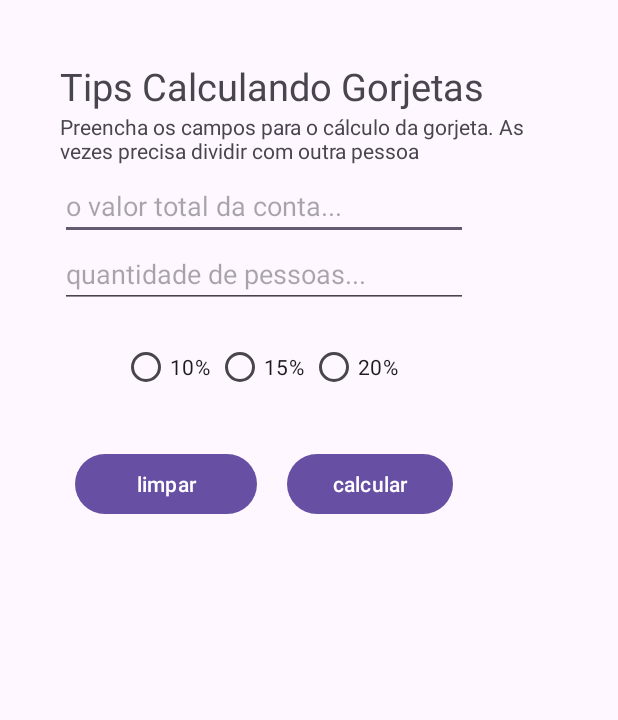
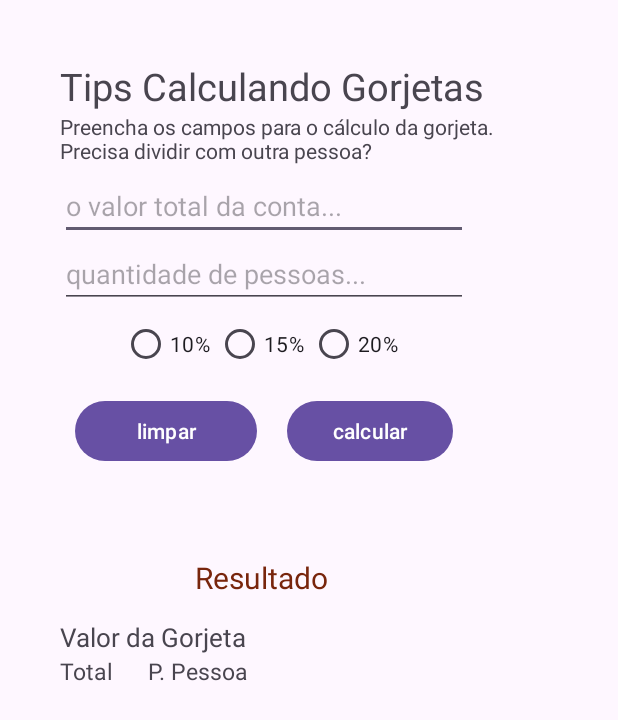
Before and after one commit to maumauriciog/appGorjeta, an Android app: the layout activity_main.xml on its own in the app's theme, with its tools: preview values and no code run, on a phone screen of 412 x 824 dp. Shown: the top 720 px of the screen. Run offline under Robolectric (Android 15) with nearby library versions, the phone set to English and light mode, and no system bars.

Commit message:
codigo calculo porcentagem v2.0

```diff
--- a/app/src/main/java/com/example/appgorjeta/MainActivity.kt
+++ b/app/src/main/java/com/example/appgorjeta/MainActivity.kt
@@ -14,35 +14,47 @@ class MainActivity : AppCompatActivity() {
         setContentView(oct.root)
 
         var pcr = 0
-        oct.rbDez.setOnCheckedChangeListener { _, isCheckedA ->
-            if (isCheckedA) {
+        oct.rbDez.setOnCheckedChangeListener { _, isChecked ->
+            if (isChecked) {
                 pcr = 10
             }
         }
-        oct.rbQuinze.setOnCheckedChangeListener { _, isCheckedB ->
-            if (isCheckedB) {
+        oct.rbQuinze.setOnCheckedChangeListener { _, isChecked ->
+            if (isChecked) {
                 pcr = 15
             }
         }
-        oct.rdVinte.setOnCheckedChangeListener { _, isCheckedC ->
-            if (isCheckedC) {
+        oct.rbVinte.setOnCheckedChangeListener { _, isChecked ->
+            if (isChecked) {
                 pcr = 20
             }
         }
         //click on the button btnDone
         oct.btnDone.setOnClickListener {
-            if (oct.edtValor.text.toString().isNotEmpty() && oct.edtPeople.text.toString().isNotEmpty()){
+            if (oct.edtValor.text.toString().isNotEmpty() && oct.edtPeople.text.toString()
+                    .isNotEmpty()
+            ) {
                 val tValor: Float = oct.edtValor.text.toString().toFloat()
                 val tPessoa: Int = oct.edtPeople.text.toString().toInt()
                 val gorjeta: Float = (tValor * pcr) / 100
                 val tPay: Float = gorjeta + tValor
 
+
+
+
                 println("Minha conta deu: $tValor")
+                println("Total Pessoa: $tPessoa")
                 println("Gorjeta: $gorjeta")
                 println("Total Pagar: $tPay")
-            } else{
+            } else {
                 Toast.makeText(this, "necessário preencher os campos", Toast.LENGTH_LONG).show()
             }
         }
+
+        //click on the btnClean
+        oct.btnClean.setOnClickListener {
+            oct.edtValor.setText("")
+            oct.rbDez.isChecked = false
+        }
     }
 }
--- a/app/src/main/res/layout/activity_main.xml
+++ b/app/src/main/res/layout/activity_main.xml
@@ -14,6 +14,13 @@
         android:orientation="vertical"
         app:layout_constraintGuide_percent="0.44" />
 
+    <androidx.constraintlayout.widget.Guideline
+        android:id="@+id/gdlTextoResult"
+        android:layout_width="wrap_content"
+        android:layout_height="wrap_content"
+        android:orientation="vertical"
+        app:layout_constraintGuide_percent="0.24"/>
+
     <TextView
         android:id="@+id/txtTitle"
         android:layout_width="wrap_content"
@@ -28,9 +35,9 @@
 
     <TextView
         android:id="@+id/txtWrite"
-        android:layout_width="340dp"
+        android:layout_width="300dp"
         android:layout_height="wrap_content"
-        android:text="Preencha os campos para o cálculo da gorjeta. As vezes precisa dividir com outra pessoa"
+        android:text="Preencha os campos para o cálculo da gorjeta. Precisa dividir com outra pessoa?"
         app:layout_constraintStart_toStartOf="@+id/txtTitle"
         app:layout_constraintTop_toBottomOf="@+id/txtTitle"
         tools:ignore="HardcodedText" />
@@ -61,12 +68,12 @@
         tools:ignore="Autofill,HardcodedText" />
 
     <RadioGroup
-        android:id="@+id/rgPercent"
+        android:id="@+id/rbPrc"
         android:layout_width="wrap_content"
         android:layout_height="wrap_content"
         android:orientation="horizontal"
         android:layout_marginStart="81sp"
-        android:layout_marginTop="15dp"
+
         app:layout_constraintStart_toStartOf="parent"
         app:layout_constraintTop_toBottomOf="@+id/edtPeople">
 
@@ -83,7 +90,7 @@
             android:text="15% "
             tools:ignore="HardcodedText" />
         <RadioButton
-            android:id="@+id/rdVinte"
+            android:id="@+id/rbVinte"
             android:layout_width="wrap_content"
             android:layout_height="wrap_content"
             android:text="20% "
@@ -94,25 +101,74 @@
         android:id="@+id/btnClean"
         android:layout_width="0dp"
         android:layout_height="wrap_content"
-        android:layout_marginTop="30dp"
+        android:layout_marginTop="10dp"
         android:layout_marginStart="10dp"
         android:layout_marginEnd="10dp"
         android:text="limpar"
         app:layout_constraintEnd_toStartOf="@+id/gdlBtnVertical"
         app:layout_constraintStart_toStartOf="@+id/edtPeople"
-        app:layout_constraintTop_toBottomOf="@+id/rgPercent"
+        app:layout_constraintTop_toBottomOf="@+id/rbPrc"
         tools:ignore="HardcodedText" />
 
     <Button
         android:id="@+id/btnDone"
         android:layout_width="0dp"
         android:layout_height="wrap_content"
-        android:layout_marginTop="30dp"
         android:layout_marginEnd="10dp"
+        android:layout_marginTop="10dp"
         android:layout_marginStart="10dp"
         android:text="calcular"
         app:layout_constraintEnd_toEndOf="@+id/edtPeople"
         app:layout_constraintStart_toStartOf="@+id/gdlBtnVertical"
-        app:layout_constraintTop_toBottomOf="@+id/rgPercent"
+        app:layout_constraintTop_toBottomOf="@+id/rbPrc"
         tools:ignore="HardcodedText" />
+
+    <TextView
+        android:id="@+id/txtTítuloResposta"
+        android:layout_width="wrap_content"
+        android:layout_height="wrap_content"
+        android:layout_marginStart="130dp"
+        android:textColor="#78250C"
+        android:text="Resultado"
+        android:textSize="20dp"
+        android:layout_marginTop="60dp"
+        app:layout_constraintStart_toStartOf="parent"
+        app:layout_constraintTop_toBottomOf="@+id/btnClean"
+        tools:ignore="HardcodedText,SpUsage" />
+
+    <TextView
+        android:id="@+id/txtGorgeta"
+        android:layout_width="wrap_content"
+        android:layout_height="wrap_content"
+        android:text="Valor da Gorjeta"
+        android:textSize="17dp"
+        android:layout_marginTop="14dp"
+        android:layout_marginStart="40dp"
+        app:layout_constraintStart_toStartOf="parent"
+        app:layout_constraintTop_toBottomOf="@+id/txtTítuloResposta"
+        tools:ignore="HardcodedText,SpUsage" />
+
+    <TextView
+        android:id="@+id/txtTotal"
+        android:layout_width="wrap_content"
+        android:layout_height="wrap_content"
+        android:text="Total"
+        android:textSize="15dp"
+        android:layout_marginStart="40dp"
+        app:layout_constraintStart_toStartOf="parent"
+        app:layout_constraintTop_toBottomOf="@+id/txtGorgeta"
+        tools:ignore="HardcodedText,SpUsage" />
+
+    <TextView
+        android:id="@+id/txtPpessoa"
+        android:layout_width="wrap_content"
+        android:layout_height="wrap_content"
+        android:text="P. Pessoa"
+        android:textSize="15dp"
+        app:layout_constraintStart_toStartOf="@+id/gdlTextoResult"
+        app:layout_constraintTop_toBottomOf="@+id/txtGorgeta"
+        tools:ignore="HardcodedText,SpUsage" />
+
+
+
 </androidx.constraintlayout.widget.ConstraintLayout>
```
